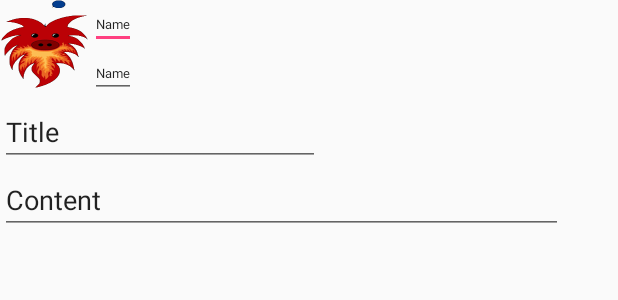
After one commit to CheeseBites/DeeZe, an Android app: the layout activity_home_fragment_detail.xml on its own in the app's theme, with its tools: preview values and no code run, on a phone screen of 412 x 824 dp. The commit adds this screen. Shown: the top 300 px of the screen. Run offline under Robolectric (Android 15) with nearby library versions, the phone set to English and light mode, and no system bars.

Commit message:
Got Home Fragment Post Details online

```diff
--- /dev/null
+++ b/app/src/main/res/layout/activity_home_fragment_detail.xml
@@ -0,0 +1,87 @@
+<?xml version="1.0" encoding="utf-8"?>
+<android.support.constraint.ConstraintLayout xmlns:android="http://schemas.android.com/apk/res/android"
+    xmlns:app="http://schemas.android.com/apk/res-auto"
+    xmlns:tools="http://schemas.android.com/tools"
+    android:layout_width="match_parent"
+    android:layout_height="match_parent"
+    tools:context="julianleng.eyeris.HomeFragmentDetail">
+
+
+    <ScrollView
+        android:layout_width="375dp"
+        android:layout_height="515dp"
+        tools:layout_editor_absoluteX="3dp"
+        tools:layout_editor_absoluteY="4dp">
+
+        <LinearLayout
+            android:layout_width="match_parent"
+            android:layout_height="match_parent"
+            android:orientation="vertical">
+
+            <RelativeLayout
+                android:layout_width="match_parent"
+                android:layout_height="wrap_content">
+
+                <ImageView
+                    android:id="@+id/detail_usr_image"
+                    android:layout_width="60dp"
+                    android:layout_height="60dp"
+                    app:srcCompat="@drawable/app_icon"
+                    android:layout_alignParentTop="true"
+                    android:layout_alignParentStart="true" />
+
+                <EditText
+                    android:id="@+id/detail_location"
+                    android:layout_width="wrap_content"
+                    android:layout_height="wrap_content"
+                    android:layout_toRightOf="@id/detail_usr_image"
+                    android:inputType="textPersonName"
+                    android:text="Name"
+                    android:textSize="4pt" />
+
+                <EditText
+                    android:id="@+id/detail_usr_name"
+                    android:layout_width="wrap_content"
+                    android:layout_height="wrap_content"
+                    android:layout_below="@id/detail_location"
+                    android:layout_toRightOf="@id/detail_usr_image"
+                    android:inputType="textPersonName"
+                    android:text="Name"
+                    android:textSize="4pt" />
+
+            </RelativeLayout>
+
+            <LinearLayout
+                android:layout_width="match_parent"
+                android:layout_height="match_parent"
+                android:orientation="vertical">
+
+                <EditText
+                    android:id="@+id/detail_title"
+                    android:layout_width="wrap_content"
+                    android:layout_height="wrap_content"
+                    android:layout_weight="1"
+                    android:ems="10"
+                    android:inputType="textPersonName"
+                    android:text="Title"
+                    android:visibility="visible" />
+
+                <EditText
+                    android:id="@+id/detail_content_text"
+                    android:layout_width="match_parent"
+                    android:layout_height="wrap_content"
+                    android:layout_weight="1"
+                    android:ems="10"
+                    android:inputType="textPersonName"
+                    android:text="Content" />
+            </LinearLayout>
+
+            <ListView
+                android:id="@+id/detail_comment"
+                android:layout_width="match_parent"
+                android:layout_height="match_parent" />
+
+        </LinearLayout>
+    </ScrollView>
+
+</android.support.constraint.ConstraintLayout>
--- a/app/src/main/res/values/strings.xml
+++ b/app/src/main/res/values/strings.xml
@@ -6,7 +6,7 @@
     <string name="desc_auth_ui">Demonstrates the Firebase Auth UI flow, with customization options.</string>
     <string name="desc_image">Demonstrates displaying an image from Cloud Storage using Glide.</string>
     <!-- strings for Auth UI demo activities -->
-    <eat-comment/>
+    <eat-comment />
     <string name="launch_title">DeZee</string>
     <string name="sign_in">Start</string>
     <string name="green_theme">Green Theme</string>
```
Also changed, not shown: app/build.gradle (+8 -6 lines), app/src/main/AndroidManifest.xml (+11 -8 lines), app/src/main/java/julianleng/eyeris/HomeFragment.java (+41 -13 lines), app/src/main/java/julianleng/eyeris/HomeFragmentDetail.java (added, +60 -0 lines), app/src/main/java/julianleng/eyeris/HomePageAdapter.java (+25 -6 lines), app/src/main/java/julianleng/eyeris/MainActivity.java (+1 -19 lines), app/src/main/java/julianleng/eyeris/RecyclerViewClickListener.java (added, +11 -0 lines).
